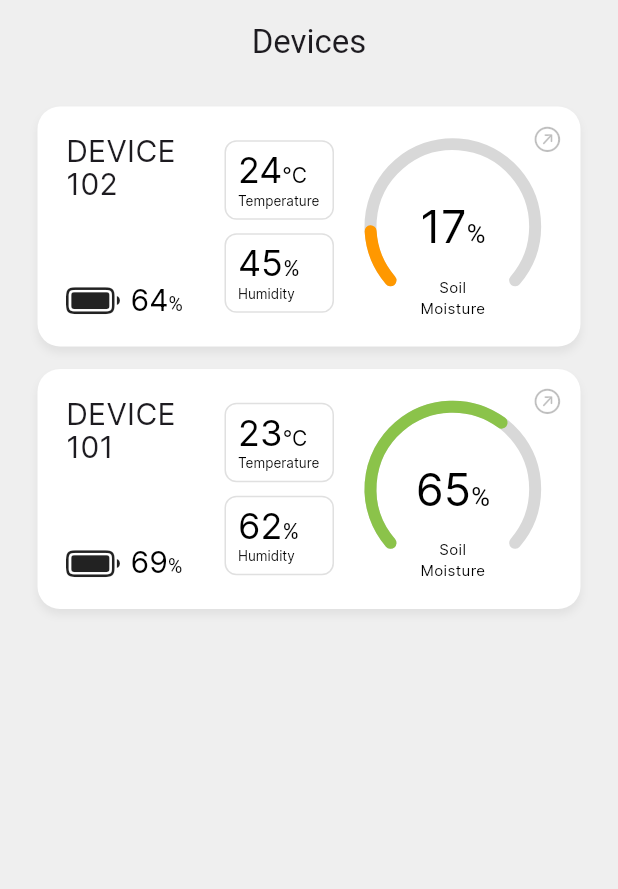
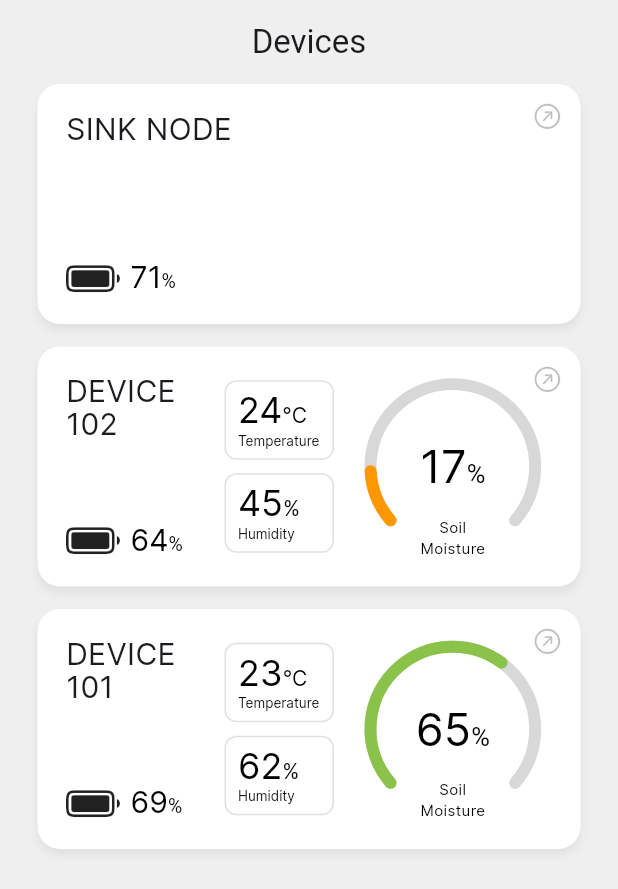
Before and after one commit to smmic-capstone/smmic-app, a Flutter app: the screen it shows after launch, on a phone screen of 412 x 824 dp. Shown: the top 889 px of the screen. Run offline on Flutter 3.47's test engine with Material 3 defaults, Android fonts, the phone set to English and light mode, and no system bars; drawn by our look-alikes of syncfusion_flutter_gauges; our stand-ins replace geocoding, geolocator, syncfusion_flutter_charts.

Commit message:
updates to previous commit
- re-added sink node card
- added a sink_node data service class
- refactored devices page listview to give way for filtering devices + search function (?)
- added 'coordinates' field to sensor_node data model
- re-structured the sink-sensor encapsulation for data retrieval

to do:
- add a sink node page and ontap function for sinknodecard to navigate
- add sink node data fields
- finalize backend
- implement filter function

```diff
--- a/lib/components/devices/cards/sensor_node_card.dart
+++ b/lib/components/devices/cards/sensor_node_card.dart
@@ -1,6 +1,7 @@
 import 'package:flutter/cupertino.dart';
 import 'package:flutter/material.dart';
 import 'package:smmic/models/devices/sensor_node_data_model.dart';
+import 'package:smmic/pages/sensor_node.dart';
 import 'package:smmic/subcomponents/devices/battery_level.dart';
 import 'package:smmic/subcomponents/devices/device_name.dart';
 import 'package:smmic/subcomponents/devices/digital_display.dart';
@@ -18,7 +19,11 @@ class SensorNodeCard extends StatefulWidget {
 class _SensorNodeCardState extends State<SensorNodeCard> {
   @override
   Widget build(BuildContext context) {
-    return Stack(
+    return GestureDetector(
+      onTap: () => Navigator.push(context, MaterialPageRoute(builder: (context) {
+        return SensorNode(deviceID: widget.deviceData.deviceID, deviceName: widget.deviceData.deviceName);
+      })),
+      child: Stack(
         children: [
           Container(
               margin: const EdgeInsets.only(left: 25, right: 25, bottom: 15),
@@ -103,6 +108,7 @@ class _SensorNodeCardState extends State<SensorNodeCard> {
             ),
           )
         ],
+      ),
     );
   }
 }
--- a/lib/components/devices/cards/sink_node_card.dart
+++ b/lib/components/devices/cards/sink_node_card.dart
@@ -1,80 +1,83 @@
-// import 'package:flutter/material.dart';
-//
-// import 'package:flutter/cupertino.dart';
-// import 'package:flutter/material.dart';
-// import 'package:smmic/models/sink_node_data_model.dart';
-// import 'package:smmic/subcomponents/devices/battery_level.dart';
-// import 'package:smmic/subcomponents/devices/device_name.dart';
-// import 'package:smmic/subcomponents/devices/digital_display.dart';
-// import 'package:smmic/subcomponents/devices/gauge.dart';
-//
-// class SinkNodeCard extends StatefulWidget {
-//   const SinkNodeCard({super.key, required this.deviceData});
-//
-//   final SinkNodeData deviceData;
-//
-//   @override
-//   State<SinkNodeCard> createState() => _SinkNodeCardState();
-// }
-//
-// class _SinkNodeCardState extends State<SinkNodeCard> {
-//   @override
-//   Widget build(BuildContext context) {
-//     return Stack(
-//       children: [
-//         Container(
-//             margin: const EdgeInsets.only(left: 25, right: 25, bottom: 15),
-//             padding: const EdgeInsets.symmetric(horizontal: 19, vertical: 18),
-//             decoration: BoxDecoration(
-//                 color: Colors.white,
-//                 borderRadius: const BorderRadius.all(Radius.circular(15)),
-//                 boxShadow: [
-//                   BoxShadow(
-//                       color: Colors.black.withOpacity(0.06),
-//                       spreadRadius: 0,
-//                       blurRadius: 4,
-//                       offset: const Offset(0, 4)
-//                   )
-//                 ]
-//             ),
-//             height: 160,
-//             child: Row(
-//               children: [
-//                 Expanded(
-//                   flex: 2,
-//                   child: Column(
-//                     children: [
-//                       Expanded(
-//                           flex: 3,
-//                           child: DeviceName(deviceName: data['deviceName'])
-//                       ),
-//                       Expanded(
-//                           flex: 1,
-//                           child: BatteryLevel(batteryLevel: data['batteryLevel'])
-//                       )
-//                     ],
-//                   ),
-//                 ),
-//                 Expanded(
-//                   flex: 3,
-//                   child: Container(),
-//                 ),
-//               ],
-//             )
-//         ),
-//         Container(
-//           padding: const EdgeInsets.only(right: 37, top: 12),
-//           alignment: Alignment.topRight,
-//           child: RotatedBox(
-//             quarterTurns: 2,
-//             child: Icon(
-//               CupertinoIcons.arrow_down_left_circle,
-//               size: 20,
-//               color: Colors.black.withOpacity(0.25),
-//             ),
-//           ),
-//         )
-//       ],
-//     );
-//   }
-// }
+import 'package:flutter/material.dart';
+import 'package:flutter/cupertino.dart';
+import 'package:smmic/models/devices/sink_node_data_model.dart';
+import 'package:smmic/pages/sensor_node.dart';
+import 'package:smmic/subcomponents/devices/battery_level.dart';
+import 'package:smmic/subcomponents/devices/device_name.dart';
+
+class SinkNodeCard extends StatefulWidget {
+  const SinkNodeCard({super.key, required this.deviceData});
+
+  final SinkNodeData deviceData;
+
+  @override
+  State<SinkNodeCard> createState() => _SinkNodeCardState();
+}
+
+class _SinkNodeCardState extends State<SinkNodeCard> {
+  @override
+  Widget build(BuildContext context) {
+    return GestureDetector(
+      //TODO: IMPLEMENT ON TAP FUNCTION
+      // onTap: () => Navigator.push(context, MaterialPageRoute(builder: (context) {
+      //   return SinkNode(deviceID: widget.deviceData.deviceID, deviceName: widget.deviceData.deviceName);
+      // })),
+      child: Stack(
+        children: [
+          Container(
+              margin: const EdgeInsets.only(left: 25, right: 25, bottom: 15),
+              padding: const EdgeInsets.symmetric(horizontal: 19, vertical: 18),
+              decoration: BoxDecoration(
+                  color: Colors.white,
+                  borderRadius: const BorderRadius.all(Radius.circular(15)),
+                  boxShadow: [
+                    BoxShadow(
+                        color: Colors.black.withOpacity(0.06),
+                        spreadRadius: 0,
+                        blurRadius: 4,
+                        offset: const Offset(0, 4)
+                    )
+                  ]
+              ),
+              height: 160,
+              child: Row(
+                children: [
+                  Expanded(
+                    flex: 2,
+                    child: Column(
+                      children: [
+                        Expanded(
+                            flex: 3,
+                            child: DeviceName(deviceName: widget.deviceData.deviceName)
+                        ),
+                        Expanded(
+                            flex: 1,
+                            child: BatteryLevel(batteryLevel: widget.deviceData.batteryLevel.toInt())
+                        )
+                      ],
+                    ),
+                  ),
+                  Expanded(
+                    flex: 3,
+                    child: Container(),
+                  ),
+                ],
+              )
+          ),
+          Container(
+            padding: const EdgeInsets.only(right: 37, top: 12),
+            alignment: Alignment.topRight,
+            child: RotatedBox(
+              quarterTurns: 2,
+              child: Icon(
+                CupertinoIcons.arrow_down_left_circle,
+                size: 20,
+                color: Colors.black.withOpacity(0.25),
+              ),
+            ),
+          )
+        ],
+      ),
+    );
+  }
+}
--- a/lib/models/devices/sensor_node_data_model.dart
+++ b/lib/models/devices/sensor_node_data_model.dart
@@ -8,6 +8,7 @@ class SensorNodeData {
   final double temperature;
   final double humidity;
   final double batteryLevel;
+  final String coordinates;
 
   SensorNodeData._internal({
     required this.deviceID,
@@ -16,7 +17,8 @@ class SensorNodeData {
     required this.soilMoisture,
     required this.temperature,
     required this.humidity,
-    required this.batteryLevel
+    required this.batteryLevel,
+    required this.coordinates
   });
 
   factory SensorNodeData.json(Map<String, dynamic> data) {
@@ -27,7 +29,8 @@ class SensorNodeData {
         soilMoisture: data['soilMoisture'],
         temperature: data['temperature'],
         humidity: data['humidity'],
-        batteryLevel: data['batteryLevel']
+        batteryLevel: data['batteryLevel'],
+        coordinates: data['coordinates']
     );
   }
 
--- a/lib/pages/devices.dart
+++ b/lib/pages/devices.dart
@@ -5,6 +5,7 @@ import 'package:smmic/components/devices/cards/sink_node_card.dart';
 import 'package:smmic/models/devices/sensor_node_data_model.dart';
 import 'package:smmic/pages/sensor_node.dart';
 import 'package:smmic/services/devices/sensor_node_data_services.dart';
+import 'package:smmic/services/devices/sink_node_data_services.dart';
 import 'package:smmic/services/user_data_services.dart';
 
 class Devices extends StatefulWidget {
@@ -21,6 +22,7 @@ class _Devices extends State<Devices> {
   Color? bgColor = const Color.fromRGBO(239, 239, 239, 1.0);
   final UserDataServices _userDataServices = UserDataServices();
   final SensorNodeDataServices _sensorNodeDataServices = SensorNodeDataServices();
+  final SinkNodeDataServices _sinkNodeDataServices = SinkNodeDataServices();
 
   @override
   Widget build(BuildContext context) {
@@ -33,19 +35,33 @@ class _Devices extends State<Devices> {
         centerTitle: true,
         automaticallyImplyLeading: false,
       ),
-      //TODO: change this into a tab view, where one tab lists all sink nodes and another tab lists all sensor nodes
-      body: ListView.builder(
-        padding: const EdgeInsets.only(top: 15),
-        itemCount: _userDataServices.getSensorNodes().length,
-        itemBuilder: (BuildContext context, int index) {
-          return GestureDetector(
-            child: SensorNodeCard(deviceData: _sensorNodeDataServices.getSnapshot(_userDataServices.getSensorNodes()[index])),
-            onTap: () => Navigator.push(context, MaterialPageRoute(builder: (context) {
-              return SensorNode(deviceID: _userDataServices.getSensorNodes()[index], deviceName: _sensorNodeDataServices.getSnapshot(_userDataServices.getSensorNodes()[index]).deviceName);
-            })),
-          );
-        },
-      )
+      body: ListView(
+        children: _filterCards(_buildCards(_userDataServices.getSinkNodes())),
+      ),
     );
   }
+
+  List<Widget> _filterCards(List<Widget> cards) {
+
+    //TODO: IMPLEMENT FILTER FUNCTION
+    // List<Widget> filteredCards = cards.whereType<SensorNodeCard>().toList();
+
+    return cards;
+
+  }
+
+  List<Widget> _buildCards(List<String> sinkNodesList) {
+    List<Widget> cards = sinkNodesList.expand((sinkNodeID) {
+      List<String> sensorNodesList = UserDataServices().getSensorNodes(sinkNodeID);
+      List<Widget> widgets = [
+        SinkNodeCard(deviceData: _sinkNodeDataServices.getSnapshot(sinkNodeID)),
+        ...sensorNodesList.map((sensorNodeID) {
+          return SensorNodeCard(deviceData: _sensorNodeDataServices.getSnapshot(sensorNodeID));
+        })
+      ];
+      return widgets;
+    }).toList();
+
+    return cards;
+  }
 }
--- a/lib/services/devices/sensor_node_data_services.dart
+++ b/lib/services/devices/sensor_node_data_services.dart
@@ -8,7 +8,8 @@ Map<String, Map<String, dynamic>> _mockSensorNodeDataSnapshots = {
     'soilMoisture': 17.0,
     'temperature': 24.0,
     'humidity': 45.0,
-    'timestamp': DateTime.now()
+    'timestamp': DateTime.now(),
+    'coordinates': '8.483811638661779, 124.6609420280041'
   },
   'SEqokAO1BQBHyJVK' : {
     'deviceID': 'SEqokAO1BQBHyJVK',
@@ -17,7 +18,8 @@ Map<String, Map<String, dynamic>> _mockSensorNodeDataSnapshots = {
     'soilMoisture': 65.0,
     'temperature': 23.0,
     'humidity': 62.0,
-    'timestamp': DateTime.now()
+    'timestamp': DateTime.now(),
+    'coordinates': '8.48150220492715, 124.63526631530078'
   }
 };
 
--- a/lib/services/devices/sink_node_data_services.dart
+++ b/lib/services/devices/sink_node_data_services.dart
@@ -1,5 +1,14 @@
-Map<String, dynamic> _mockSinkNodeDataSnapshot = {
-  'deviceID': 'SIqokAO1BQBHyJVK',
-  'deviceName': 'SINK NODE',
-  'batteryLevel': 71.0
+import 'package:smmic/models/devices/sink_node_data_model.dart';
+
+Map<String, Map<String, dynamic>> _mockSinkNodeDataSnapshot = {
+  'SIqokAO1BQBHyJVK' : {'deviceID': 'SIqokAO1BQBHyJVK', 'deviceName': 'SINK NODE', 'batteryLevel': 71.0}
 };
+
+class SinkNodeDataServices {
+
+  //TODO: refactor when api is up
+  SinkNodeData getSnapshot(String deviceID) {
+    return SinkNodeData.json(_mockSinkNodeDataSnapshot[deviceID]!);
+  }
+
+}
--- a/lib/services/user_data_services.dart
+++ b/lib/services/user_data_services.dart
@@ -1,7 +1,8 @@
-List<String> mockSensorNodesList = [
-  'SEx0e9bmweebii5y',
-  'SEqokAO1BQBHyJVK'
-];
+import 'dart:math';
+
+Map<String, List<String>> mockSensorNodesList = {
+  'SIqokAO1BQBHyJVK' : ['SEx0e9bmweebii5y', 'SEqokAO1BQBHyJVK']
+};
 
 List<String> mockSinkNodesList = [
   'SIqokAO1BQBHyJVK'
@@ -10,8 +11,8 @@ List<String> mockSinkNodesList = [
 class UserDataServices {
 
   //TODO: refactor when api is up
-  List<String> getSensorNodes() {
-    return mockSensorNodesList;
+  List<String> getSensorNodes(String sinkNodeID) {
+    return mockSensorNodesList[sinkNodeID] ?? [];
   }
 
   List<String> getSinkNodes() {
```
Lines whose indentation alone changed are shown as unchanged.
